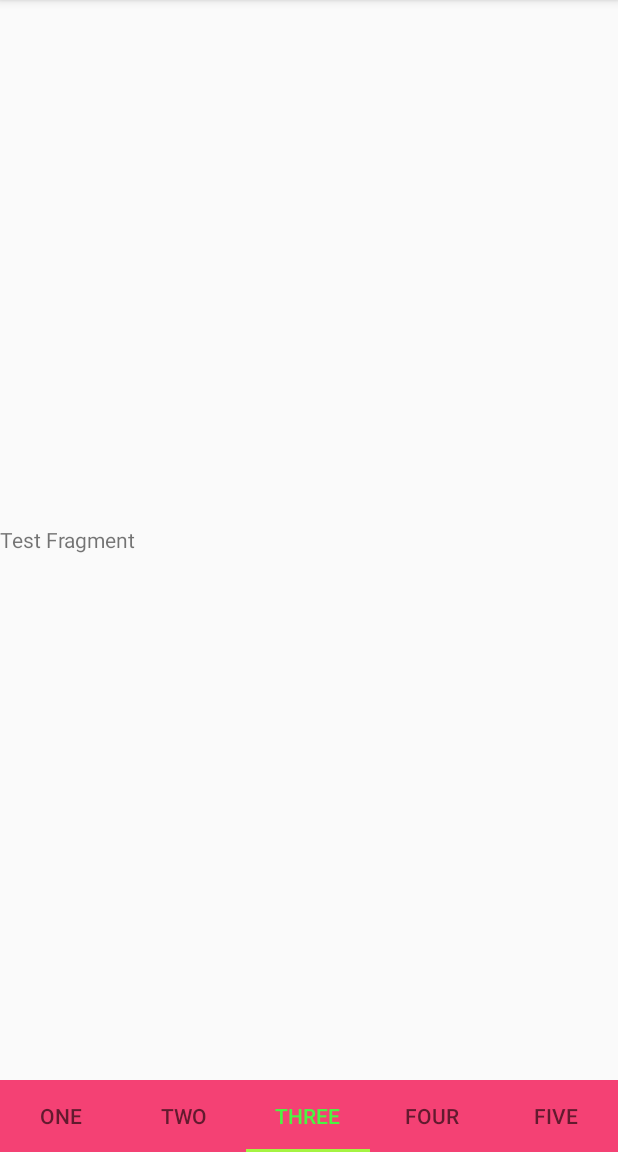
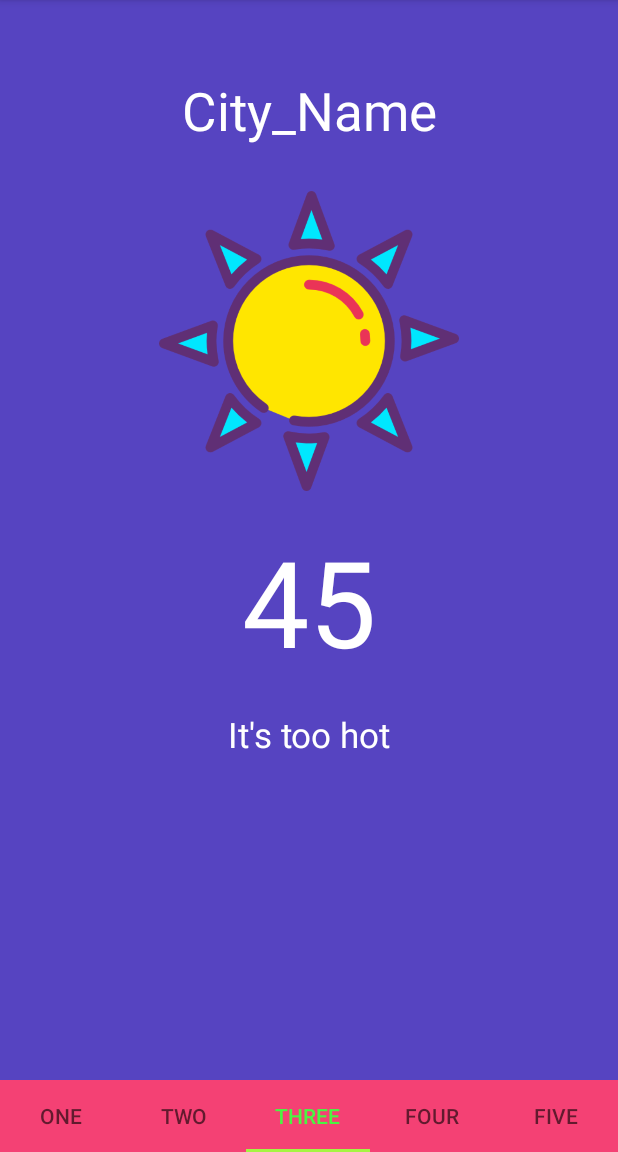
Before and after one commit to MahmoudAlipour2/OjooApp, an Android app: the screen it shows after launch (WeatherActivity), on a phone screen of 412 x 824 dp, the part 84-1236 px from its top. Run offline under Robolectric (Android 15) with nearby library versions, the light colour scheme and no system bars.

Commit message:
replacment icons in weather page

```diff
--- a/app/src/main/java/com/example/ojooapp/twoDBTFragment.java
+++ b/app/src/main/java/com/example/ojooapp/twoDBTFragment.java
@@ -17,6 +17,7 @@ public class twoDBTFragment extends Fragment {
     @Nullable
     @Override
     public View onCreateView(@NonNull LayoutInflater inflater, @Nullable ViewGroup container, @Nullable Bundle savedInstanceState) {
+
         View v = inflater.inflate(R.layout.fragment_towdbt,container,false);
         return v;
     }
@@ -27,7 +28,5 @@ public class twoDBTFragment extends Fragment {
         super.onViewCreated(view, savedInstanceState);
         TextView tvtwoDBTFragment = view.findViewById(R.id.tvtwoDBTFragment);
 
-
-
     }
 }
--- a/app/src/main/res/layout/fragment_towdbt.xml
+++ b/app/src/main/res/layout/fragment_towdbt.xml
@@ -4,13 +4,53 @@
     xmlns:tools="http://schemas.android.com/tools"
     android:layout_width="match_parent"
     android:layout_height="match_parent"
+    android:background="@color/mainColor"
+    android:orientation="vertical"
     tools:context=".twoDBTFragment">
+
 
     <TextView
         android:id="@+id/tvtwoDBTFragment"
-        android:layout_width="wrap_content"
+        android:layout_width="match_parent"
         android:layout_height="wrap_content"
+        android:layout_marginTop="50dp"
+        android:gravity="center"
+        android:text="@string/city_name"
+        android:textColor="#FFFFFF"
+        android:textSize="35sp" />
+
+
+    <ImageView
+        android:id="@+id/ivWeatherIcon"
+        android:layout_width="200dp"
+        android:layout_height="200dp"
         android:layout_gravity="center"
-        android:text="Test Fragment" />
+        android:layout_marginTop="30dp"
+        android:src="@drawable/sun" />
+
+    <TextView
+        android:id="@+id/tvDegree"
+        android:layout_width="match_parent"
+        android:layout_height="wrap_content"
+        android:layout_marginTop="20dp"
+        android:gravity="center"
+        android:text="45"
+        android:textColor="#FFFFFF"
+        android:textSize="80sp" />
+
+    <TextView
+        android:id="@+id/tvDesc"
+        android:layout_width="match_parent"
+        android:layout_height="wrap_content"
+        android:layout_marginTop="20dp"
+        android:gravity="center"
+        android:text="It's too hot"
+        android:textColor="#FFFFFF"
+        android:textSize="23sp" />
+
+
+
+
+
 
 </LinearLayout>
--- a/app/src/main/res/values/strings.xml
+++ b/app/src/main/res/values/strings.xml
@@ -1,4 +1,5 @@
 <resources>
     <string name="app_name">OjooApp</string>
     <string name="ojoo">Ojoo</string>
+    <string name="city_name">City_Name</string>
 </resources>
```
Also changed, not shown: app/src/main/res/drawable-v24/sun.png (added).
